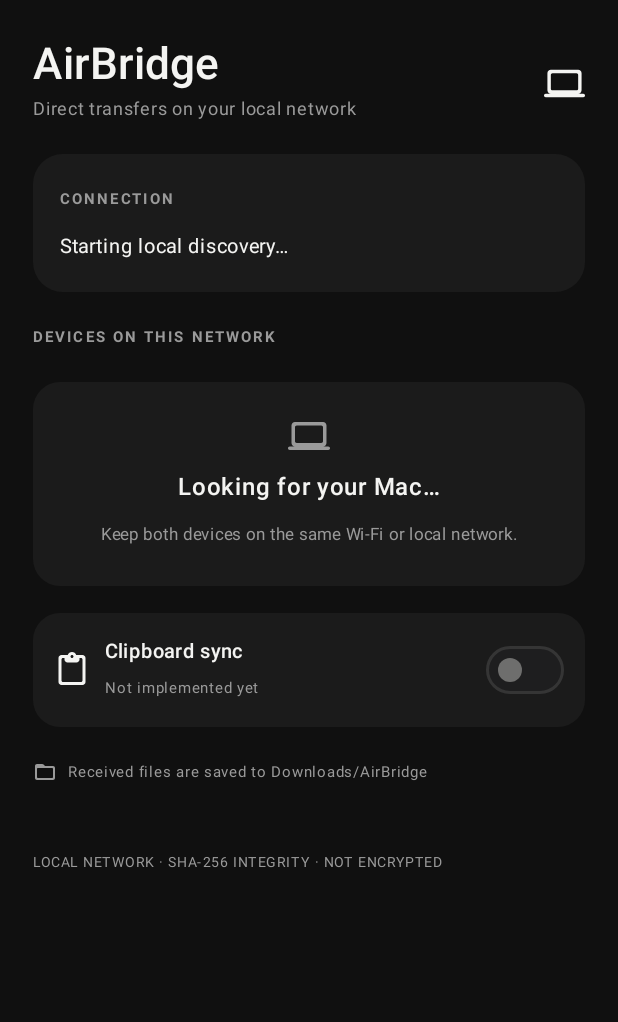
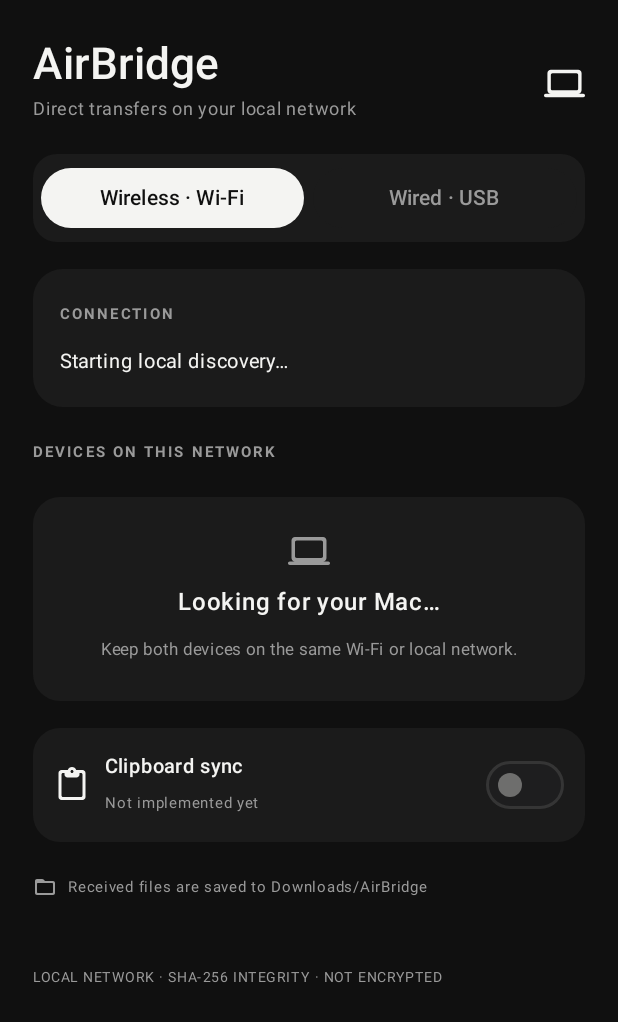
Before and after one commit to mrjdm2007/AirBridge, an Android app built with Jetpack Compose: the screen it shows after launch (MainActivity), on a phone screen of 412 x 824 dp. Shown: the top 1022 px of the screen. Run offline under Robolectric (Android 15) with nearby library versions, the phone set to English and light mode, and no system bars.

Commit message:
Add wireless and wired connection mode selector on Android

```diff
--- a/android/app/src/main/java/com/airbridge/app/MainActivity.kt
+++ b/android/app/src/main/java/com/airbridge/app/MainActivity.kt
@@ -86,6 +86,7 @@ class MainActivity : ComponentActivity() {
 @Composable
 private fun AirBridgeScreen(onSend: (AirBridgePeer) -> Unit) {
     var clipboardSync by remember { mutableStateOf(false) }
+    var selectedMode by remember { mutableStateOf("Wireless") }
     MaterialTheme(colorScheme = darkColorScheme(background = Paper, surface = Card, primary = Color(0xFFF4F4F2), onPrimary = Color(0xFF101010), onSurface = Ink, onBackground = Ink)) {
         Surface(Modifier.fillMaxSize(), color = Paper) {
             Column(Modifier.fillMaxSize().padding(horizontal = 22.dp, vertical = 26.dp), verticalArrangement = Arrangement.spacedBy(18.dp)) {
@@ -96,6 +97,20 @@ private fun AirBridgeScreen(onSend: (AirBridgePeer) -> Unit) {
                     }
                     Icon(Icons.Rounded.Computer, contentDescription = null, tint = Ink, modifier = Modifier.size(27.dp))
                 }
+                Row(Modifier.fillMaxWidth().background(Card, RoundedCornerShape(16.dp)).padding(5.dp), horizontalArrangement = Arrangement.spacedBy(6.dp)) {
+                    listOf("Wireless", "Wired").forEach { mode ->
+                        val selected = selectedMode == mode
+                        Button(
+                            onClick = { selectedMode = mode },
+                            modifier = Modifier.weight(1f),
+                            colors = ButtonDefaults.buttonColors(
+                                containerColor = if (selected) Ink else Card,
+                                contentColor = if (selected) Paper else Muted
+                            )
+                        ) { Text(if (mode == "Wireless") "Wireless · Wi-Fi" else "Wired · USB") }
+                    }
+                }
+                if (selectedMode == "Wireless") {
                 Column(Modifier.fillMaxWidth().background(Card, RoundedCornerShape(20.dp)).padding(18.dp), verticalArrangement = Arrangement.spacedBy(8.dp)) {
                     Text("CONNECTION", fontSize = 10.sp, fontWeight = FontWeight.Bold, color = Muted, letterSpacing = 1.4.sp)
                     Text(AirBridgeState.status, color = Ink, fontSize = 13.sp)
@@ -149,7 +164,29 @@ private fun AirBridgeScreen(onSend: (AirBridgePeer) -> Unit) {
                     Text("Received files are saved to Downloads/AirBridge", color = Muted, fontSize = 10.sp)
                 }
                 Spacer(Modifier.weight(1f, fill = false))
-                Text("LOCAL NETWORK · SHA-256 INTEGRITY · NOT ENCRYPTED", color = Muted, fontSize = 9.sp, letterSpacing = 1.sp)
+                } else {
+                    Column(
+                        Modifier.fillMaxWidth().background(Card, RoundedCornerShape(20.dp)).padding(22.dp),
+                        horizontalAlignment = Alignment.CenterHorizontally,
+                        verticalArrangement = Arrangement.spacedBy(12.dp)
+                    ) {
+                        Icon(Icons.Rounded.Computer, contentDescription = null, tint = Ink, modifier = Modifier.size(34.dp))
+                        Text("USB file transfer", color = Ink, fontSize = 18.sp, fontWeight = FontWeight.SemiBold)
+                        Text(
+                            "Connect your phone to your Mac with a data-capable USB cable. Unlock the phone and choose File transfer / Android Auto in the USB notification.",
+                            color = Muted, fontSize = 12.sp
+                        )
+                        Text(
+                            "Open AirBridge on your Mac and choose Wired USB to browse phone storage and transfer files. The Mac uses MTP; ADB is not required.",
+                            color = Muted, fontSize = 12.sp
+                        )
+                        Text("Keep the phone unlocked while browsing.", color = Ink, fontSize = 11.sp, fontWeight = FontWeight.Medium)
+                    }
+                }
+                Text(
+                    if (selectedMode == "Wireless") "LOCAL NETWORK · SHA-256 INTEGRITY · NOT ENCRYPTED" else "USB MTP · NO ADB",
+                    color = Muted, fontSize = 9.sp, letterSpacing = 1.sp
+                )
             }
         }
     }
```
